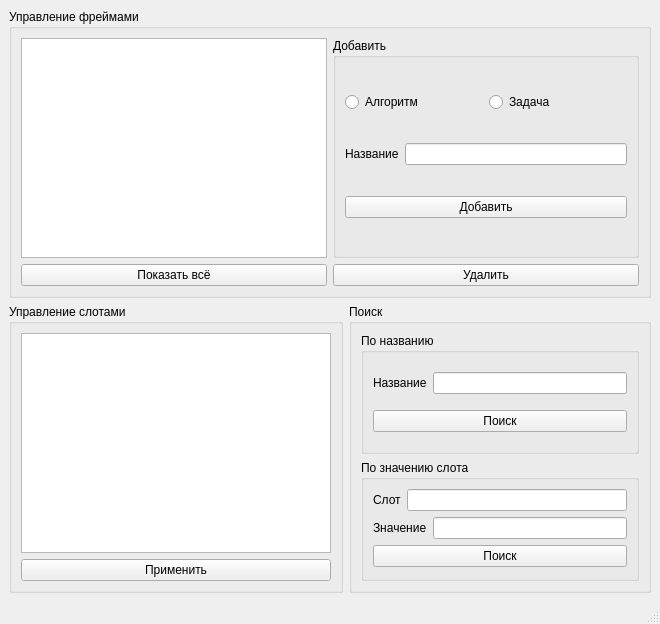
Qt form design.ui (vladpower/FrameApp) before a commit.
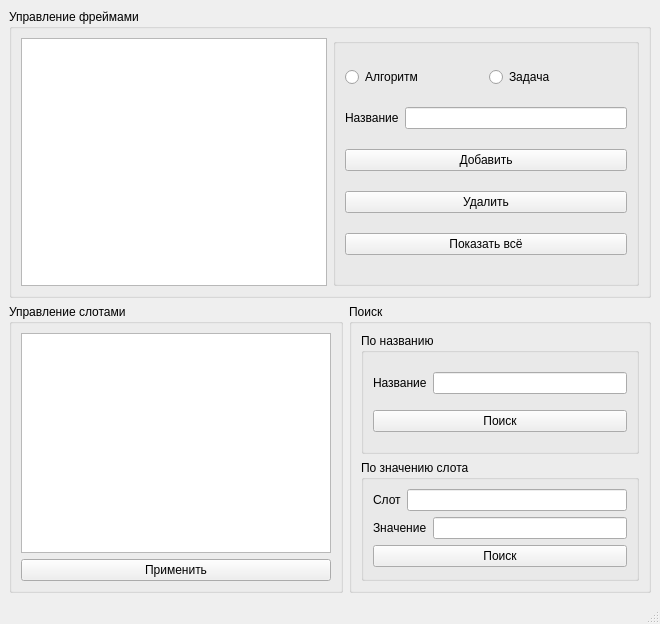
The same form after that commit.

```diff
--- a/design.ui
+++ b/design.ui
@@ -47,13 +47,6 @@
            </column>
           </widget>
          </item>
-         <item>
-          <widget class="QPushButton" name="getAll_pb">
-           <property name="text">
-            <string>Показать всё</string>
-           </property>
-          </widget>
-         </item>
         </layout>
        </item>
        <item>
@@ -67,7 +60,7 @@
             </sizepolicy>
            </property>
            <property name="title">
-            <string>Добавить</string>
+            <string/>
            </property>
            <layout class="QVBoxLayout" name="verticalLayout_2">
             <item>
@@ -109,14 +102,21 @@
               </property>
              </widget>
             </item>
-           </layout>
-          </widget>
-         </item>
          <item>
           <widget class="QPushButton" name="remove_pb">
            <property name="text">
             <string>Удалить</string>
            </property>
+             </widget>
+            </item>
+            <item>
+             <widget class="QPushButton" name="getAll_pb">
+              <property name="text">
+               <string>Показать всё</string>
+              </property>
+             </widget>
+            </item>
+           </layout>
           </widget>
          </item>
         </layout>
```
Lines whose indentation alone changed are shown as unchanged.
